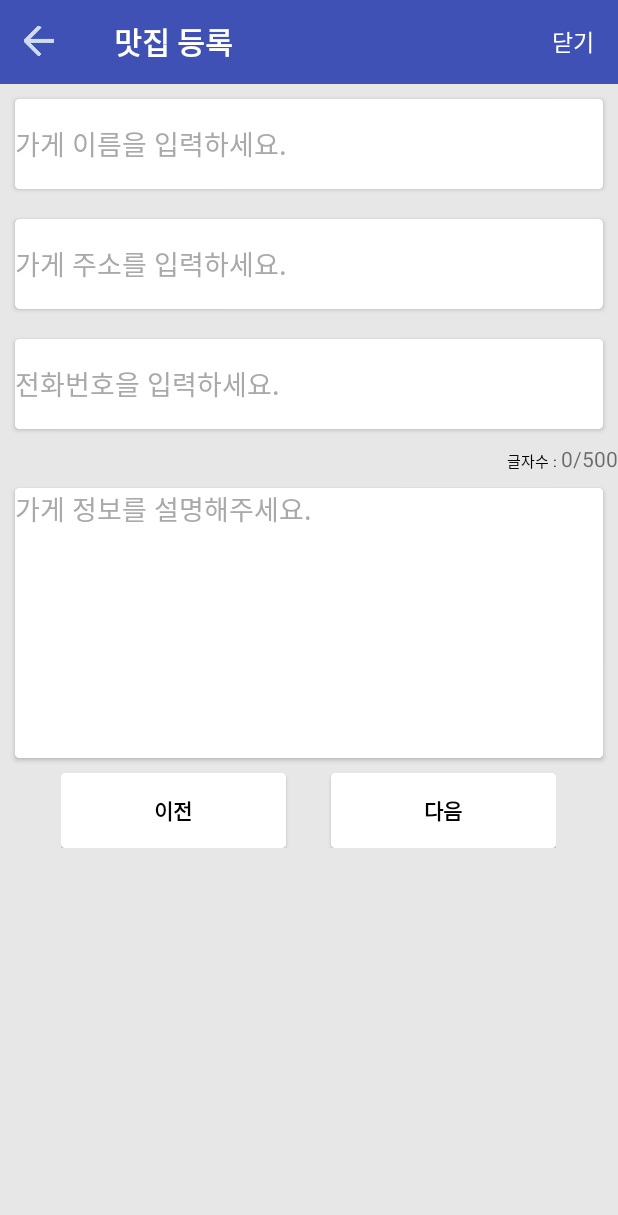
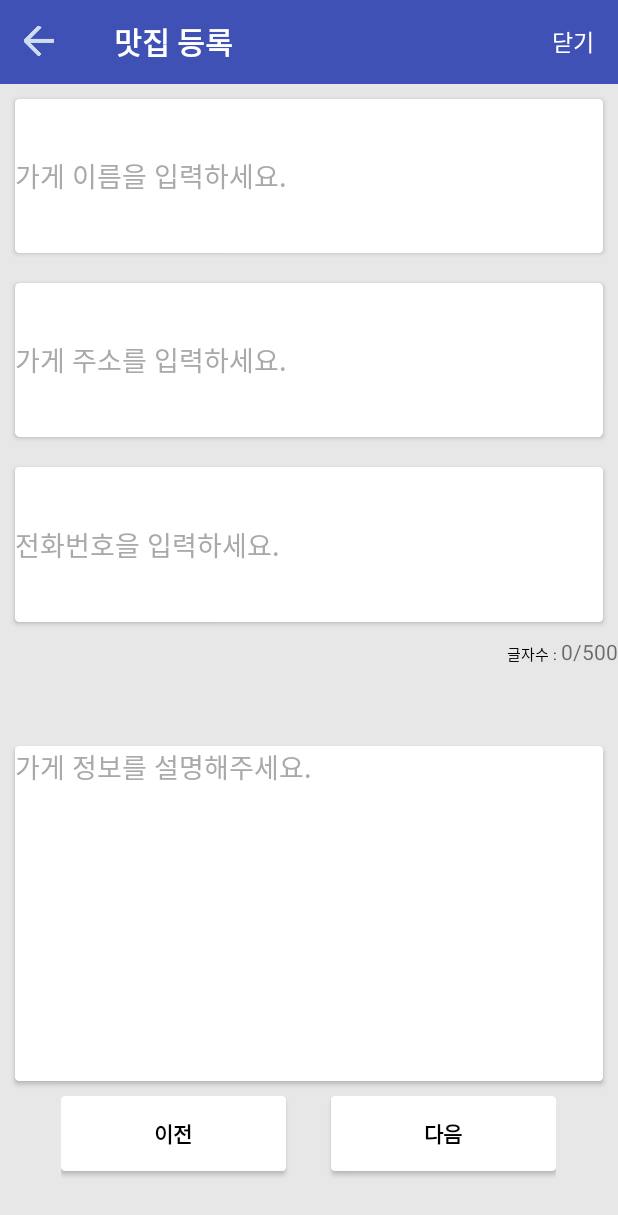
Before and after one commit to lunar999/boostcamp_3rdWeek, an Android app: the fragment Maps placed in its activity, after a tap on an icon or button, on a phone screen of 412 x 824 dp. Shown: the top 1215 px of the screen. Run offline under Robolectric (Android 15) with nearby library versions, the phone set to English and light mode, and no system bars; our stand-ins replace ButterKnife; libraries missing offline, so code that uses them is left out: io.realm; 5 statements that could not run were skipped.

```diff
--- a/project3w/app/src/main/AndroidManifest.xml
+++ b/project3w/app/src/main/AndroidManifest.xml
@@ -22,7 +22,7 @@
             android:name="com.google.android.gms.version"
             android:value="@integer/google_play_services_version" />
         <activity android:name=".MainActivity"
-            android:windowSoftInputMode="stateHidden" >
+            android:windowSoftInputMode="stateAlwaysHidden" >
             <intent-filter>
                 <action android:name="android.intent.action.MAIN" />
 
--- a/project3w/app/src/main/java/com/example/donghyunlee/project3w/Maps.java
+++ b/project3w/app/src/main/java/com/example/donghyunlee/project3w/Maps.java
@@ -13,6 +13,9 @@ import android.util.Log;
 import android.view.LayoutInflater;
 import android.view.View;
 import android.view.ViewGroup;
+import android.view.inputmethod.InputMethodManager;
+import android.widget.Button;
+import android.widget.EditText;
 import android.widget.TextView;
 import android.widget.Toast;
 
@@ -34,6 +37,7 @@ import butterknife.OnClick;
 import io.realm.Realm;
 import io.realm.RealmResults;
 
+import static android.content.Context.INPUT_METHOD_SERVICE;
 import static com.example.donghyunlee.project3w.R.id.map;
 
 public class Maps extends Fragment implements OnMapReadyCallback {
@@ -42,6 +46,7 @@ public class Maps extends Fragment implements OnMapReadyCallback {
     MapView mapview;
     @BindView(R.id.addressText)
     TextView addressText;
+
 
     private String name;
     private String content;
@@ -53,10 +58,16 @@ public class Maps extends Fragment implements OnMapReadyCallback {
     // 드래그 시 해당 레코드인 StoreV0 객체
     private StoreVO cur_StoreV0;
 
+    private  Geocoder mGeocoder;
     private static final String TAG = Maps.class.getSimpleName();
     private RealmResults<StoreVO> storeList;
     private Realm mRealm;
     private LatLng mLatLng;
+
+    Button addstoreaddress;
+    EditText addstorename;
+    EditText addstoretext;
+    EditText addstorenumber;
     public Maps() {}
     public static Maps newInstance(RegItem item){
         Maps appmap = new Maps();
@@ -84,7 +95,7 @@ public class Maps extends Fragment implements OnMapReadyCallback {
         MainApplication mainAplication = (MainApplication) getActivity().getApplication();
         mRealm = mainAplication.getmRealm();
 
-        init();
+        init(v);
         /**
             지도 위 주소 정보 setting
          */
@@ -96,7 +107,17 @@ public class Maps extends Fragment implements OnMapReadyCallback {
         addressText.bringToFront();
         return v;
     }
-    private void init() {
+    private void init(View v){
+
+        //TODO manifests에도.... 여기에도.. set 키보드를 숨기기 set했지만, 키보드가 내려지지 않는 이유는 무엇일까요..?
+        InputMethodManager imm = (InputMethodManager) getActivity().getSystemService(INPUT_METHOD_SERVICE);
+        imm.hideSoftInputFromWindow(v.getWindowToken(),0);
+
+        addstoreaddress = (Button) v.findViewById(R.id.addstoreaddress);
+        addstorename = (EditText) v.findViewById(R.id.addstorename);
+        addstoretext = (EditText) v.findViewById(R.id.addstoretext);
+        addstorenumber = (EditText) v.findViewById(R.id.addstorenumber);
+
         address = getArguments().getString("address");
         phoneNum = getArguments().getString("phoneNum");
         name = getArguments().getString("name");
@@ -123,9 +144,15 @@ public class Maps extends Fragment implements OnMapReadyCallback {
         Log.i(TAG, ">>>>>   storeList.size :  " + storeList.size()); // :1
         Log.i(TAG, ">>>>>     storeList. :  "+storeList.get(0));
         Toast.makeText(getActivity(), "설정이 완료되었습니다.", Toast.LENGTH_SHORT).show();
-        FragmentManager fragmentManager = getActivity().getSupportFragmentManager();
-        fragmentManager.beginTransaction().remove(Maps.this).commit();
-        fragmentManager.popBackStack();
+        // TODO Text 초기화해야하나 잘 안되서 일단 액티비티 걍 종료.  프래그먼트를 종료시키고, 액티비티에게 이벤트 주는법.... 질문하기
+//        addstoreaddress.setText(null);
+//        addstorename.setText(null);
+//        addstorenumber.setText(null);
+//        addstoretext.setText(null);
+//        FragmentManager fragmentManager = getActivity().getSupportFragmentManager();
+//        fragmentManager.beginTransaction().remove(Maps.this).commit();
+//        fragmentManager.popBackStack();
+        getActivity().finish();
     }
 
     private RealmResults<StoreVO> getStoreList(){
@@ -155,10 +182,12 @@ public class Maps extends Fragment implements OnMapReadyCallback {
                 try {
                     cur_StoreV0.setMakerLat(cur_lat);
                     cur_StoreV0.setMakerLon(cur_lon);
+                    cur_StoreV0.setStoreAddress(getaddrwithLatLon(cur_lat, cur_lon));
                 }catch (NullPointerException e)
                 {
                     Log.e(TAG, ">>>>>     update_CRUD NULLPOINTEREXCEPTION ERROR"+ "lat:"+cur_lat + "  lon:"+cur_lon);
-                    Toast.makeText(getActivity(), "마커가 수정되지 않았습니다.", Toast.LENGTH_SHORT).show();
+
+                    Toast.makeText(getActivity(), "방금 등록된 가게의 마커는 수정할 수 없습니다.", Toast.LENGTH_SHORT).show();
                 }
             }
         });
@@ -173,7 +202,6 @@ public class Maps extends Fragment implements OnMapReadyCallback {
     @Override
     public void onRequestPermissionsResult(int requestCode, @NonNull String[] permissions, @NonNull int[] grantResults) {
         super.onRequestPermissionsResult(requestCode, permissions, grantResults);
-        Log.e(TAG, "11111111111111111111111111111111111111111111111111111111111111111111");
     }
 
     @Override
@@ -195,22 +223,8 @@ public class Maps extends Fragment implements OnMapReadyCallback {
             Log.i(TAG, "Permission fail");
         }
         // 입력된 위치의 위도 경도 가져오기.
-        Geocoder mGeocoder = new Geocoder(getContext());
-        try {
-            List<Address> data = mGeocoder.getFromLocationName(address, 1);
-            Log.e(TAG, "Geocoder lat:" + data.get(0).getLatitude() +"lon" + data.get(0).getLongitude());
-            lat = data.get(0).getLatitude();
-            lon = data.get(0).getLongitude();
+        getLanLonwithaddr();
 
-        } catch (IOException e) {
-            e.printStackTrace();
-        } catch (IndexOutOfBoundsException e) {
-            Toast.makeText(getActivity(), "해당되는 주소가 없습니다. 주소를 다시 입력해주세요. ", Toast.LENGTH_SHORT).show();
-            FragmentManager fragmentManager = getActivity().getSupportFragmentManager();
-            fragmentManager.beginTransaction().remove(Maps.this).commit();
-            fragmentManager.popBackStack();
-            e.printStackTrace();
-        }
         // 현재 등록한 카메라 셋팅
         mLatLng = new LatLng(lat, lon);
         map.addMarker(new MarkerOptions().position(mLatLng)
@@ -245,7 +259,6 @@ public class Maps extends Fragment implements OnMapReadyCallback {
             public void onMarkerDragEnd(Marker marker) {
                 Log.i(TAG, "포지션: " +marker.getPosition());
                 update_CRUD(cur_StoreV0, marker.getPosition().latitude, marker.getPosition().longitude);
-                Toast.makeText(getActivity(), "마커 설정 완료", Toast.LENGTH_SHORT).show();
             }
         });
     }
@@ -261,4 +274,44 @@ public class Maps extends Fragment implements OnMapReadyCallback {
                     .title(storevo.getStoreName()).snippet(storevo.getStoreAddress()).draggable(true)).setTag(storevo);
         }
     }
+
+    void getLanLonwithaddr(){
+        mGeocoder = new Geocoder(getContext());
+        try {
+            List<Address> data = mGeocoder.getFromLocationName(address, 1);
+            Log.e(TAG, "Geocoder lat:" + data.get(0).getLatitude() +"lon" + data.get(0).getLongitude());
+            lat = data.get(0).getLatitude();
+            lon = data.get(0).getLongitude();
+
+        } catch (IOException e) {
+            e.printStackTrace();
+        } catch (IndexOutOfBoundsException e) {
+            Toast.makeText(getActivity(), "해당되는 주소가 없습니다. 주소를 다시 입력해주세요. ", Toast.LENGTH_SHORT).show();
+            FragmentManager fragmentManager = getActivity().getSupportFragmentManager();
+            fragmentManager.beginTransaction().remove(Maps.this).commit();
+            fragmentManager.popBackStack();
+            e.printStackTrace();
+        }
+    }
+
+    String getaddrwithLatLon(double cur_lat, double cur_lon){
+        mGeocoder = new Geocoder(getContext());
+        String cur_address = null;
+        try {
+            List<Address> data = mGeocoder.getFromLocation(cur_lat, cur_lon ,1);
+            cur_address = data.get(0).getAddressLine(0);
+            Log.e(TAG, "Geocoder address:" + data.get(0).getAddressLine(0));
+        } catch (IOException e) {
+            e.printStackTrace();
+        } catch (IndexOutOfBoundsException e) {
+            Toast.makeText(getActivity(), "해당되는 주소가 없습니다. 주소를 다시 입력해주세요. ", Toast.LENGTH_SHORT).show();
+            FragmentManager fragmentManager = getActivity().getSupportFragmentManager();
+            fragmentManager.beginTransaction().remove(Maps.this).commit();
+            fragmentManager.popBackStack();
+            e.printStackTrace();
+        }
+        return cur_address;
+    }
+
+
 }
--- a/project3w/app/src/main/res/layout/activity_main.xml
+++ b/project3w/app/src/main/res/layout/activity_main.xml
@@ -68,13 +68,13 @@
                 android:layout_width="match_parent"
                 android:layout_height="match_parent"
                 android:background="@color/colorLightGray"
-
                 android:orientation="vertical">
 
                 <android.support.v7.widget.CardView
                     android:layout_width="match_parent"
                     android:layout_height="60dp"
                     android:layout_margin="10dp"
+                    android:layout_weight="1"
                     card_view:cardCornerRadius="3dp">
 
                     <EditText
@@ -93,6 +93,7 @@
                     android:layout_width="match_parent"
                     android:layout_height="60dp"
                     android:layout_margin="10dp"
+                    android:layout_weight="1"
                     card_view:cardCornerRadius="3dp">
 
                     <Button
@@ -114,6 +115,7 @@
                     android:layout_width="match_parent"
                     android:layout_height="60dp"
                     android:layout_margin="10dp"
+                    android:layout_weight="1"
                     card_view:cardCornerRadius="3dp">
 
                     <EditText
@@ -130,7 +132,8 @@
 
                 <LinearLayout
                     android:layout_width="match_parent"
-                    android:layout_height="wrap_content">
+                    android:layout_height="wrap_content"
+                    android:layout_weight="1">
                     <LinearLayout
                         android:layout_width="match_parent"
                         android:layout_height="wrap_content"
@@ -164,7 +167,8 @@
                     android:layout_width="match_parent"
                     android:layout_height="180dp"
                     android:layout_margin="10dp"
-                    card_view:cardCornerRadius="3dp">
+                    card_view:cardCornerRadius="3dp"
+                    android:layout_weight="1">
 
                     <EditText
                         android:id="@+id/addstoretext"
@@ -178,8 +182,6 @@
                         android:scrollHorizontally="true"
                         android:maxLength="500"
                         android:breakStrategy="balanced"
-
-
                         android:textColorHint="@color/colorGray" />
                 </android.support.v7.widget.CardView>
 
@@ -187,6 +189,7 @@
                     android:layout_width="wrap_content"
                     android:layout_height="wrap_content"
                     android:layout_gravity="center"
+                    android:layout_weight="1"
                     android:orientation="horizontal">
 
                     <android.support.v7.widget.CardView
```
